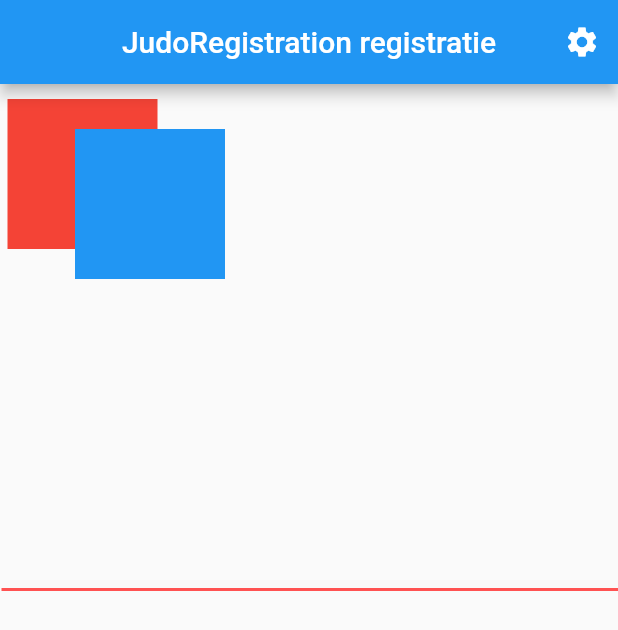
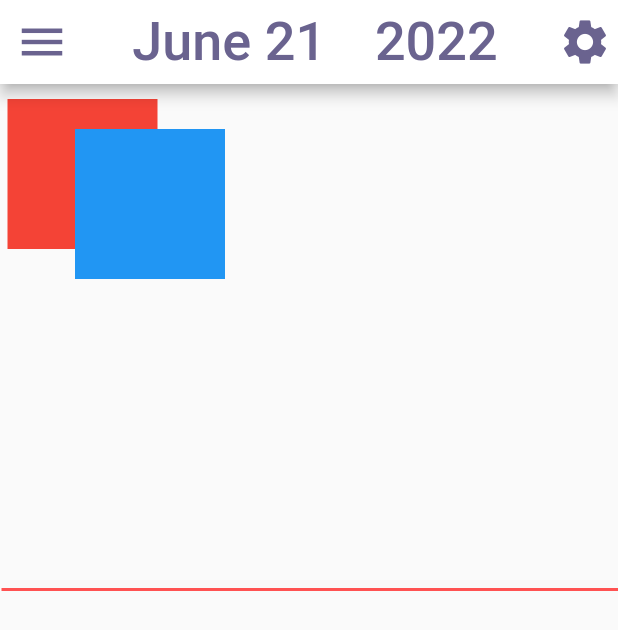
Before and after one commit to Dimyvm/Judo-registration-app, a Flutter app: the screen it shows after launch, on a phone screen of 412 x 824 dp. Shown: the top 630 px of the screen. Run offline on Flutter 3.47's test engine with Material 2 defaults, Android fonts, the phone set to English and light mode, and no system bars.

Commit message:
Sceen navigation Added

```diff
--- a/lib/constants.dart
+++ b/lib/constants.dart
@@ -1,2 +1,21 @@
+
+import 'package:flutter/material.dart';
 
 String appTitle = 'JudoRegistration registratie';
+
+List<String> months = [
+    'January',
+    'February',
+    'March',
+    'April',
+    'May',
+    'June',
+    'July',
+    'August',
+    'September',
+    'October',
+    'November',
+    'December'
+  ];
+
+  const primaryColor = Color.fromARGB(255, 253, 253, 253);
--- a/lib/main.dart
+++ b/lib/main.dart
@@ -1,3 +1,4 @@
+import 'package:JudoRegistration/views/screensaver_page.dart';
 import 'package:flutter/material.dart';
 import 'package:JudoRegistration/constants.dart';
 import 'package:JudoRegistration/routes.dart';
@@ -16,13 +17,30 @@ class MyApp extends StatelessWidget {
     return MaterialApp(
       title: appTitle,
       debugShowCheckedModeBanner: false,
+      theme: ThemeData(
+        colorScheme: const ColorScheme(
+          brightness: Brightness.light,
+          primary: Colors.white,
+          onPrimary: Color(0xff6A638F),
+          secondary: Colors.grey,
+          onSecondary: Colors.grey,
+          background: Colors.grey,
+          onBackground: Colors.grey,
+          surface: Colors.grey,
+          onSurface: Colors.grey,
+          error: Colors.grey,
+          onError: Colors.grey,
+        ),
 
-      theme: ThemeData(
-        primarySwatch: Colors.blue,
+        // appBarTheme: const AppBarTheme(
+        //   color: primaryColor,
+
+        // ),
       ),
       routes: {
         Routes.pageHome: (context) => const HomePage(),
         Routes.pageSettings: (context) => const SettingsPage(),
+        Routes.screensaver: (context) => const ScreensaverPage(),
       },
     );
   }
--- a/lib/views/home_page.dart
+++ b/lib/views/home_page.dart
@@ -1,4 +1,3 @@
-
 import 'dart:async';
 
 import 'package:flutter/material.dart';
@@ -11,32 +10,46 @@ class HomePage extends StatelessWidget {
   @override
   Widget build(BuildContext context) {
     final double width = MediaQuery.of(context).size.width;
-    final double hight = MediaQuery.of(context).size.height - AppBar().preferredSize.height - MediaQuery.of(context).padding.top;
+    final double hight = MediaQuery.of(context).size.height -
+        AppBar().preferredSize.height -
+        MediaQuery.of(context).padding.top;
 
     DateTime now = DateTime.now();
-    double timeline = (hight / 1440) * (now.hour*60 + now.minute);
+    double timeline = (hight / 1440) * (now.hour * 60 + now.minute);
+    String month = months[now.month - 1];
 
     Timer? toScreensaver;
 
-    navigateToScreenSaver(){
+    navigateToScreenSaver() {
       toScreensaver!.cancel();
-      Navigator.pushNamed(context, Routes.pageSettings);
+      Navigator.pushNamed(context, Routes.screensaver);
     }
 
-    toScreensaver = Timer.periodic(const Duration(minutes: 1), (_) =>  navigateToScreenSaver());
-
-
-
-
+    toScreensaver = Timer.periodic(
+        const Duration(minutes: 1), (_) => navigateToScreenSaver());
 
     return Scaffold(
+      appBar: AppBar(
+        // backgroundColor: Colors.white,
 
-      appBar: AppBar(
-
-        title: Text(appTitle),
+        leading: IconButton(
+          icon: const Icon(Icons.menu, size: 36),
+          onPressed: () {},
+        ),
+        title: Row(
+          mainAxisAlignment: MainAxisAlignment.spaceAround,
+          children: [
+            Text('$month ${now.day}', style: const TextStyle(fontSize: 36.0, ),),
+            Text('${now.year}', style: const TextStyle(fontSize: 36.0,),),
+          ],
+        ),
         centerTitle: true,
         actions: [
-          IconButton(onPressed: (){Navigator.pushNamed(context, Routes.pageSettings);}, icon: const Icon(Icons.settings))
+          IconButton(
+              onPressed: () {
+                Navigator.pushNamed(context, Routes.pageSettings);
+              },
+              icon: const Icon(Icons.settings, size: 36, ))
         ],
       ),
       body: Center(
@@ -60,13 +73,13 @@ class HomePage extends StatelessWidget {
                 color: Colors.blue,
               ),
             ),
-             Positioned(
+            Positioned(
               left: 1,
-              top: timeline ,
+              top: timeline,
               child: Container(
-              width: width,
-              height: 2.0,
-              color: Colors.redAccent,
+                width: width,
+                height: 2.0,
+                color: Colors.redAccent,
               ),
             ),
           ],
```
Also changed, not shown: lib/views/screensaver_page.dart (+23 -0 lines), pubspec.yaml (+5 -34 lines), assets/images/screensaver.png (added).
